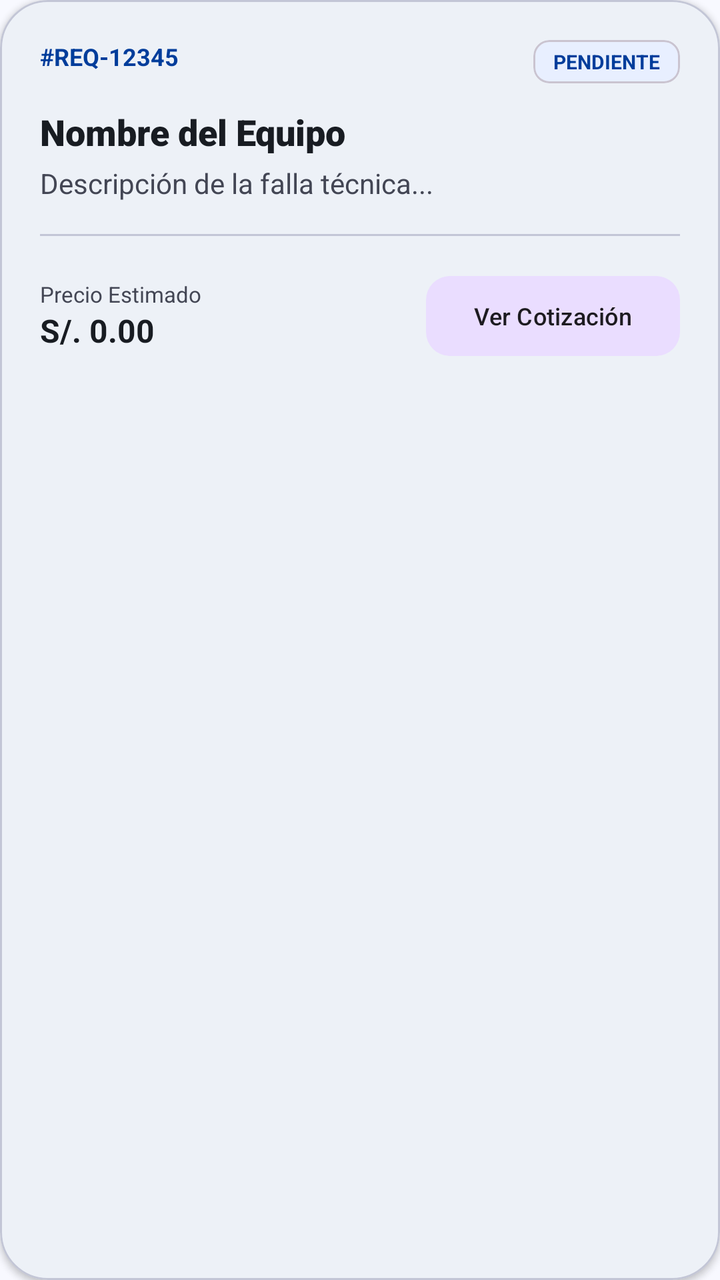
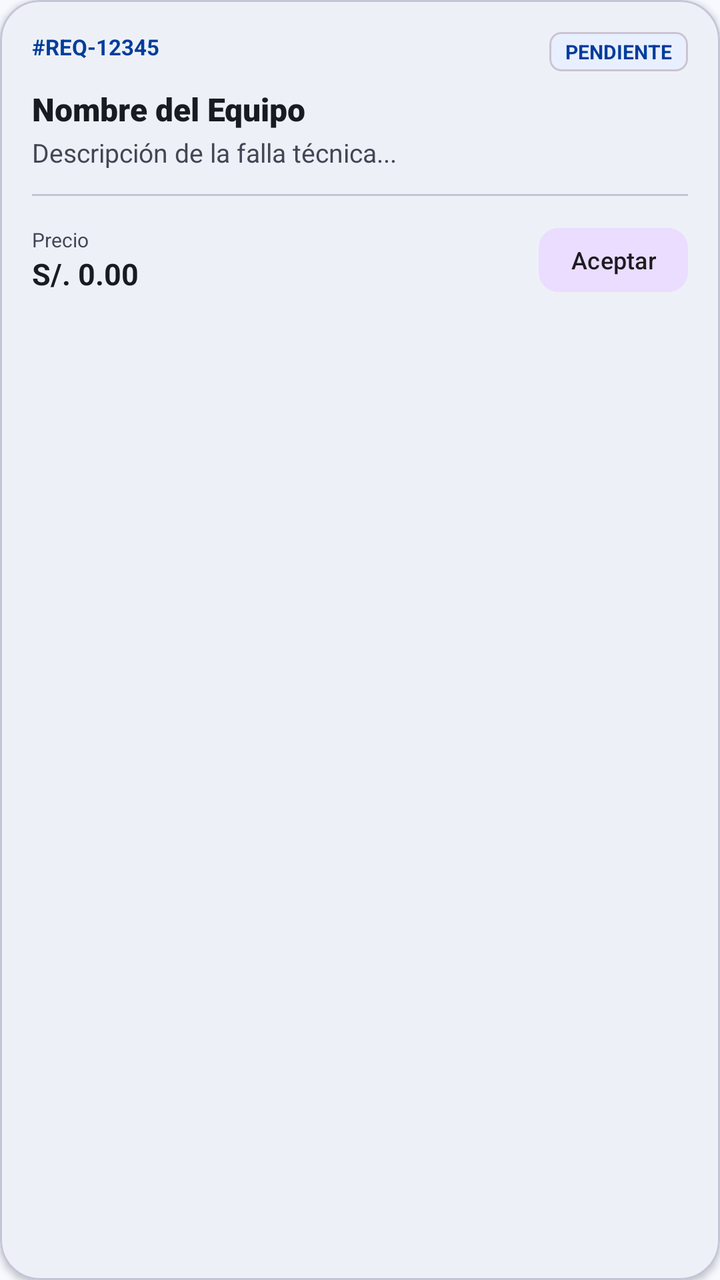

Screens rendered from an Android XML layout before and after an edit, with the pre-edit source and the edit as a unified diff.
<!-- AndroidManifest.xml: application theme Theme.CibertecApp -->
<!-- res/layout/item_quotation_card.xml -->
<?xml version="1.0" encoding="utf-8"?>
<com.google.android.material.card.MaterialCardView xmlns:android="http://schemas.android.com/apk/res/android"
    xmlns:app="http://schemas.android.com/apk/res-auto"
    android:layout_width="match_parent"
    android:layout_height="wrap_content"
    android:layout_marginHorizontal="20dp"
    android:layout_marginVertical="8dp"
    app:cardBackgroundColor="@color/white"
    app:cardCornerRadius="24dp"
    app:cardElevation="2dp"
    app:strokeColor="@color/outline_variant"
    app:strokeWidth="1dp">

    <LinearLayout
        android:layout_width="match_parent"
        android:layout_height="wrap_content"
        android:orientation="vertical"
        android:padding="20dp">

        <RelativeLayout
            android:layout_width="match_parent"
            android:layout_height="wrap_content">

            <TextView
                android:id="@+id/tvReqId"
                android:layout_width="wrap_content"
                android:layout_height="wrap_content"
                android:text="#REQ-12345"
                android:textColor="@color/brand_blue"
                android:textStyle="bold"
                android:textSize="12sp" />

            <com.google.android.material.card.MaterialCardView
                android:id="@+id/cardStatus"
                android:layout_width="wrap_content"
                android:layout_height="wrap_content"
                android:layout_alignParentEnd="true"
                app:cardBackgroundColor="@color/brand_blue_light"
                app:cardCornerRadius="8dp"
                app:cardElevation="0dp">
                <TextView
                    android:id="@+id/tvStatus"
                    android:layout_width="wrap_content"
                    android:layout_height="wrap_content"
                    android:paddingHorizontal="10dp"
                    android:paddingVertical="4dp"
                    android:text="PENDIENTE"
                    android:textColor="@color/brand_blue"
                    android:textSize="10sp"
                    android:textStyle="bold" />
            </com.google.android.material.card.MaterialCardView>
        </RelativeLayout>

        <TextView
            android:id="@+id/tvDeviceName"
            android:layout_width="match_parent"
            android:layout_height="wrap_content"
            android:layout_marginTop="12dp"
            android:fontFamily="sans-serif-black"
            android:text="Nombre del Equipo"
            android:textColor="@color/on_surface"
            android:textSize="18sp" />

        <TextView
            android:id="@+id/tvDescription"
            android:layout_width="match_parent"
            android:layout_height="wrap_content"
            android:layout_marginTop="4dp"
            android:maxLines="2"
            android:ellipsize="end"
            android:text="Descripción de la falla técnica..."
            android:textColor="@color/on_surface_variant"
            android:textSize="14sp" />

        
        <LinearLayout
            android:id="@+id/layoutAdminComment"
            android:layout_width="match_parent"
            android:layout_height="wrap_content"
            android:layout_marginTop="16dp"
            android:background="@color/brand_blue_light"
            android:orientation="vertical"
            android:padding="12dp"
            android:visibility="gone">

            <TextView
                android:layout_width="wrap_content"
                android:layout_height="wrap_content"
                android:text="Respuesta del Técnico"
                android:textColor="@color/brand_blue"
                android:textSize="11sp"
                android:textStyle="bold" />

            <TextView
                android:id="@+id/tvAdminComment"
                android:layout_width="match_parent"
                android:layout_height="wrap_content"
                android:layout_marginTop="4dp"
                android:text="El técnico ha respondido con estos detalles..."
                android:textColor="@color/on_surface"
                android:textSize="13sp"
                android:lineSpacingExtra="2dp" />
        </LinearLayout>

        <View
            android:layout_width="match_parent"
            android:layout_height="1dp"
            android:layout_marginTop="16dp"
            android:background="@color/outline_variant" />

        <LinearLayout
            android:layout_width="match_parent"
            android:layout_height="wrap_content"
            android:layout_marginTop="16dp"
            android:gravity="center_vertical"
            android:orientation="horizontal">

            <LinearLayout
                android:layout_width="0dp"
                android:layout_height="wrap_content"
                android:layout_weight="1"
                android:orientation="vertical">
                <TextView
                    android:id="@+id/tvPriceLabel"
                    android:layout_width="wrap_content"
                    android:layout_height="wrap_content"
                    android:text="Precio Estimado"
                    android:textColor="@color/on_surface_variant"
                    android:textSize="11sp" />
                <TextView
                    android:id="@+id/tvPrice"
                    android:layout_width="wrap_content"
                    android:layout_height="wrap_content"
                    android:text="S/. 0.00"
                    android:textColor="@color/on_surface"
                    android:textStyle="bold"
                    android:textSize="16sp" />
            </LinearLayout>

            <com.google.android.material.button.MaterialButton
                android:id="@+id/btnAction"
                style="@style/Widget.Material3.Button.TonalButton"
                android:layout_width="wrap_content"
                android:layout_height="wrap_content"
                android:text="Ver Cotización"
                android:textSize="12sp"
                android:textAllCaps="false"
                app:cornerRadius="12dp" />
        </LinearLayout>

    </LinearLayout>

</com.google.android.material.card.MaterialCardView>
<!-- resources referenced by this layout -->
<resources>
  <color name="brand_blue">#003D9B</color>
  <color name="brand_blue_light">#E8EFFF</color>
  <color name="on_surface">#181C22</color>
  <color name="on_surface_variant">#434654</color>
  <color name="outline_variant">#C3C6D6</color>
  <color name="white">#FFFFFFFF</color>
  <style name="Theme.CibertecApp" parent="Base.Theme.CibertecApp" />
  <style name="Base.Theme.CibertecApp" parent="Theme.Material3.DayNight.NoActionBar">
          
          <item name="colorPrimary">@color/brand_blue</item>
          <item name="colorOnPrimary">@color/white</item>
  
          
          <item name="colorSecondaryContainer">@color/nav_active_indicator</item>
          <item name="colorOnSecondaryContainer">@color/nav_active_icon</item>
  
          
          <item name="colorSurface">@color/white</item>
          <item name="colorOnSurface">@color/on_surface</item>
          <item name="colorOnSurfaceVariant">@color/on_surface_variant</item>
  
          
          <item name="android:statusBarColor">@color/white</item>
          <item name="android:windowLightStatusBar">true</item>
          <item name="android:navigationBarColor">@color/white</item>
          <item name="android:windowLightNavigationBar" tools:targetApi="o_mr1">true</item>
  
  
          
          <item name="android:windowBackground">@color/surface_bright</item>
  
          
          <item name="android:windowAnimationStyle">@style/CustomActivityAnimation</item>
      </style>
  <color name="nav_active_indicator">#EADDFF</color>
  <color name="nav_active_icon">#1D1B20</color>
  <color name="surface_bright">#F8F9FF</color>
  <style name="CustomActivityAnimation" parent="@android:style/Animation.Activity">
          <item name="android:activityOpenEnterAnimation">@anim/axis_z_enter</item>
          <item name="android:activityOpenExitAnimation">@anim/axis_z_exit</item>
          <item name="android:activityCloseEnterAnimation">@anim/axis_z_pop_enter</item>
          <item name="android:activityCloseExitAnimation">@anim/axis_z_pop_exit</item>
      </style>
</resources>

<!-- the commit's change to res/layout/item_quotation_card.xml (unified diff, before → after) -->
@@ -3,10 +3,10 @@
     xmlns:app="http://schemas.android.com/apk/res-auto"
     android:layout_width="match_parent"
     android:layout_height="wrap_content"
-    android:layout_marginHorizontal="20dp"
-    android:layout_marginVertical="8dp"
+    android:layout_marginHorizontal="16dp"
+    android:layout_marginVertical="6dp"
     app:cardBackgroundColor="@color/white"
-    app:cardCornerRadius="24dp"
+    app:cardCornerRadius="20dp"
     app:cardElevation="2dp"
     app:strokeColor="@color/outline_variant"
     app:strokeWidth="1dp">
@@ -15,7 +15,7 @@
         android:layout_width="match_parent"
         android:layout_height="wrap_content"
         android:orientation="vertical"
-        android:padding="20dp">
+        android:padding="16dp">
 
         <RelativeLayout
             android:layout_width="match_parent"
@@ -28,7 +28,7 @@
                 android:text="#REQ-12345"
                 android:textColor="@color/brand_blue"
                 android:textStyle="bold"
-                android:textSize="12sp" />
+                android:textSize="11sp" />
 
             <com.google.android.material.card.MaterialCardView
                 android:id="@+id/cardStatus"
@@ -36,14 +36,14 @@
                 android:layout_height="wrap_content"
                 android:layout_alignParentEnd="true"
                 app:cardBackgroundColor="@color/brand_blue_light"
-                app:cardCornerRadius="8dp"
+                app:cardCornerRadius="6dp"
                 app:cardElevation="0dp">
                 <TextView
                     android:id="@+id/tvStatus"
                     android:layout_width="wrap_content"
                     android:layout_height="wrap_content"
-                    android:paddingHorizontal="10dp"
-                    android:paddingVertical="4dp"
+                    android:paddingHorizontal="8dp"
+                    android:paddingVertical="3dp"
                     android:text="PENDIENTE"
                     android:textColor="@color/brand_blue"
                     android:textSize="10sp"
@@ -55,32 +55,32 @@
             android:id="@+id/tvDeviceName"
             android:layout_width="match_parent"
             android:layout_height="wrap_content"
-            android:layout_marginTop="12dp"
+            android:layout_marginTop="8dp"
             android:fontFamily="sans-serif-black"
             android:text="Nombre del Equipo"
             android:textColor="@color/on_surface"
-            android:textSize="18sp" />
+            android:textSize="16sp" />
 
         <TextView
             android:id="@+id/tvDescription"
             android:layout_width="match_parent"
             android:layout_height="wrap_content"
-            android:layout_marginTop="4dp"
-            android:maxLines="2"
+            android:layout_marginTop="2dp"
+            android:maxLines="1"
             android:ellipsize="end"
             android:text="Descripción de la falla técnica..."
             android:textColor="@color/on_surface_variant"
-            android:textSize="14sp" />
+            android:textSize="13sp" />
 
         
         <LinearLayout
             android:id="@+id/layoutAdminComment"
             android:layout_width="match_parent"
             android:layout_height="wrap_content"
-            android:layout_marginTop="16dp"
+            android:layout_marginTop="12dp"
             android:background="@color/brand_blue_light"
             android:orientation="vertical"
-            android:padding="12dp"
+            android:padding="10dp"
             android:visibility="gone">
 
             <TextView
@@ -88,45 +88,46 @@
                 android:layout_height="wrap_content"
                 android:text="Respuesta del Técnico"
                 android:textColor="@color/brand_blue"
-                android:textSize="11sp"
+                android:textSize="10sp"
                 android:textStyle="bold" />
 
             <TextView
                 android:id="@+id/tvAdminComment"
                 android:layout_width="match_parent"
                 android:layout_height="wrap_content"
-                android:layout_marginTop="4dp"
-                android:text="El técnico ha respondido con estos detalles..."
+                android:layout_marginTop="2dp"
+                android:text="Respuesta..."
                 android:textColor="@color/on_surface"
-                android:textSize="13sp"
-                android:lineSpacingExtra="2dp" />
+                android:textSize="12sp"
+                android:maxLines="2"
+                android:ellipsize="end" />
         </LinearLayout>
 
         <View
             android:layout_width="match_parent"
             android:layout_height="1dp"
-            android:layout_marginTop="16dp"
+            android:layout_marginTop="12dp"
             android:background="@color/outline_variant" />
 
         <LinearLayout
             android:layout_width="match_parent"
             android:layout_height="wrap_content"
-            android:layout_marginTop="16dp"
+            android:layout_marginTop="12dp"
             android:gravity="center_vertical"
             android:orientation="horizontal">
 
             <LinearLayout
                 android:layout_width="0dp"
                 android:layout_height="wrap_content"
-                android:layout_weight="1"
+                android:layout_weight="0.8"
                 android:orientation="vertical">
                 <TextView
                     android:id="@+id/tvPriceLabel"
                     android:layout_width="wrap_content"
                     android:layout_height="wrap_content"
-                    android:text="Precio Estimado"
+                    android:text="Precio"
                     android:textColor="@color/on_surface_variant"
-                    android:textSize="11sp" />
+                    android:textSize="10sp" />
                 <TextView
                     android:id="@+id/tvPrice"
                     android:layout_width="wrap_content"
@@ -134,18 +135,41 @@
                     android:text="S/. 0.00"
                     android:textColor="@color/on_surface"
                     android:textStyle="bold"
-                    android:textSize="16sp" />
+                    android:textSize="15sp" />
             </LinearLayout>
 
-            <com.google.android.material.button.MaterialButton
-                android:id="@+id/btnAction"
-                style="@style/Widget.Material3.Button.TonalButton"
-                android:layout_width="wrap_content"
+            <LinearLayout
+                android:layout_width="0dp"
                 android:layout_height="wrap_content"
-                android:text="Ver Cotización"
-                android:textSize="12sp"
-                android:textAllCaps="false"
-                app:cornerRadius="12dp" />
+                android:layout_weight="1.2"
+                android:gravity="end|center_vertical"
+                android:orientation="horizontal">
+
+                <com.google.android.material.button.MaterialButton
+                    android:id="@+id/btnReject"
+                    style="@style/Widget.Material3.Button.TextButton"
+                    android:layout_width="wrap_content"
+                    android:layout_height="40dp"
+                    android:minWidth="0dp"
+                    android:paddingHorizontal="12dp"
+                    android:text="Rechazar"
+                    android:textColor="#D32F2F"
+                    android:textSize="12sp"
+                    android:textAllCaps="false"
+                    android:visibility="gone" />
+
+                <com.google.android.material.button.MaterialButton
+                    android:id="@+id/btnAction"
+                    style="@style/Widget.Material3.Button.TonalButton"
+                    android:layout_width="wrap_content"
+                    android:layout_height="40dp"
+                    android:minWidth="0dp"
+                    android:paddingHorizontal="16dp"
+                    android:text="Aceptar"
+                    android:textSize="12sp"
+                    android:textAllCaps="false"
+                    app:cornerRadius="10dp" />
+            </LinearLayout>
         </LinearLayout>
 
     </LinearLayout>
